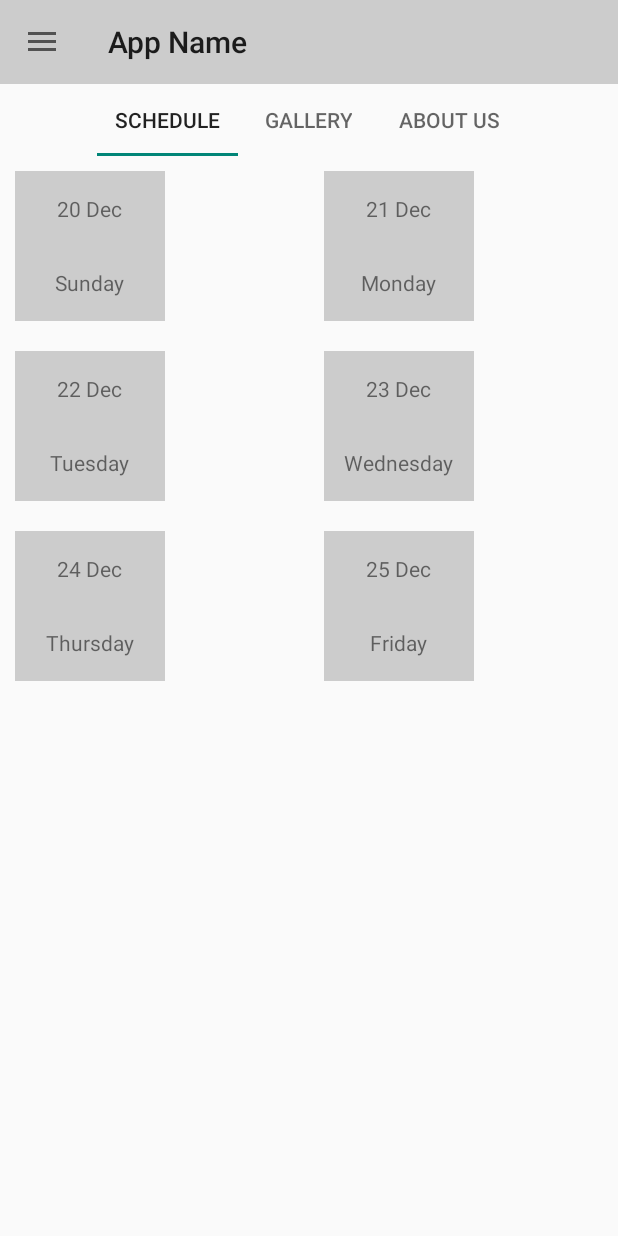
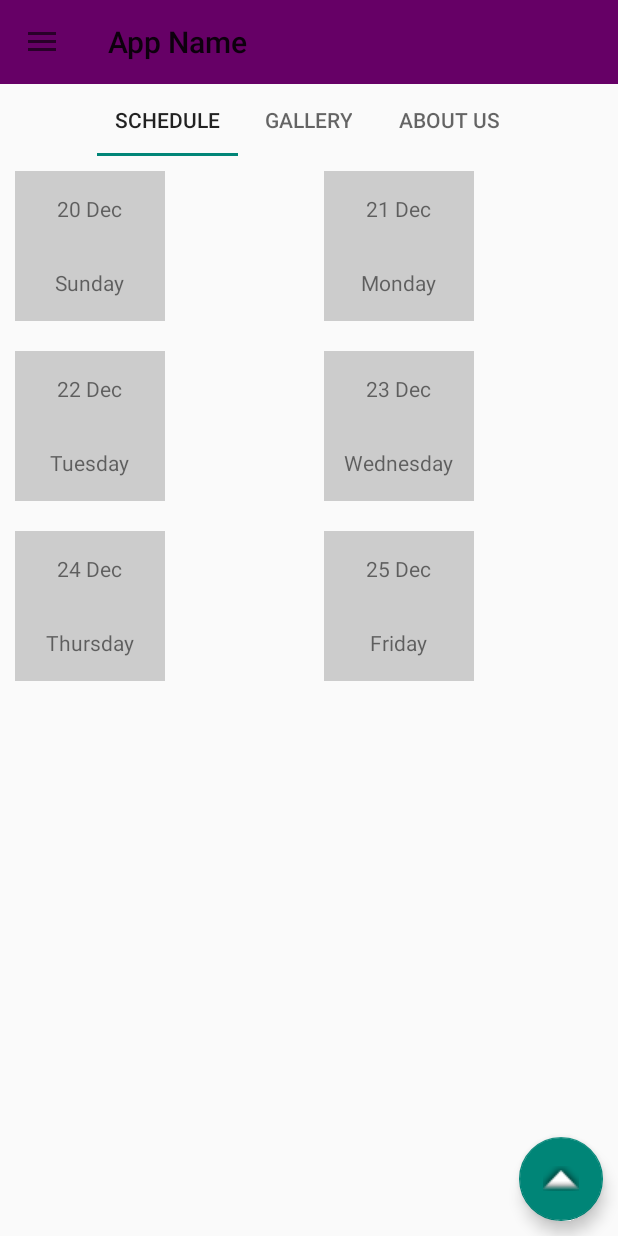
Before and after one commit to aspratyush/event-info-apps, an Android app: the screen it shows after launch (MainActivity), on a phone screen of 412 x 824 dp. Run offline under Robolectric (Android 15) with nearby library versions, the phone set to English and light mode, and no system bars.

Commit message:
added floating button

```diff
--- a/app/src/main/java/com/example/toshiba/mylogin/activity/MainActivity.java
+++ b/app/src/main/java/com/example/toshiba/mylogin/activity/MainActivity.java
@@ -1,6 +1,7 @@
 package com.example.toshiba.mylogin.activity;
 
 import android.os.Bundle;
+import android.support.design.widget.FloatingActionButton;
 import android.support.design.widget.TabLayout;
 import android.support.v4.app.Fragment;
 import android.support.v4.app.FragmentManager;
@@ -10,6 +11,8 @@ import android.support.v4.widget.DrawerLayout;
 import android.support.v7.app.ActionBarDrawerToggle;
 import android.support.v7.app.AppCompatActivity;
 import android.support.v7.widget.Toolbar;
+import android.view.View;
+import android.widget.Toast;
 
 import com.example.toshiba.mylogin.R;
 import com.example.toshiba.mylogin.fragment.FragAboutUs;
@@ -23,11 +26,12 @@ import java.util.List;
 public class MainActivity extends AppCompatActivity {
     private Toolbar toolbar;
     private DrawerLayout drawer;
-    private ActionBarDrawerToggle drawerToggle;
-
     private ViewPager viewPager;
     private TabLayout tabLayout;
     private MyAdapter adapter;
+    private FloatingActionButton btnFloating;
+
+
 
 
     @Override
@@ -47,9 +51,18 @@ public class MainActivity extends AppCompatActivity {
         drawer = (DrawerLayout) findViewById(R.id.drawer);
         tabLayout = (TabLayout) findViewById(R.id.tablayout);
         viewPager = (ViewPager) findViewById(R.id.pager);
+        btnFloating=(FloatingActionButton)findViewById(R.id.btnFloating);
+
         setSupportActionBar(toolbar);
         FragDrawerMenu fragDrawerMenu = (FragDrawerMenu) getSupportFragmentManager().findFragmentById(R.id.drawerMenu);
         fragDrawerMenu.setUp(drawer, toolbar);
+
+        btnFloating.setOnClickListener(new View.OnClickListener() {
+            @Override
+            public void onClick(View v) {
+                Toast.makeText(MainActivity.this,"Upload testing",Toast.LENGTH_SHORT).show();
+            }
+        });
 
 
     }
--- a/app/src/main/res/layout/activity_main.xml
+++ b/app/src/main/res/layout/activity_main.xml
@@ -1,5 +1,4 @@
-<LinearLayout
-    xmlns:android="http://schemas.android.com/apk/res/android"
+<LinearLayout xmlns:android="http://schemas.android.com/apk/res/android"
     xmlns:app="http://schemas.android.com/apk/res-auto"
     xmlns:tools="http://schemas.android.com/tools"
     android:layout_width="match_parent"
@@ -8,13 +7,14 @@
 
     >
 
-    <include
-        android:id="@+id/toolbar"
-        layout="@layout/app_bar"/>
-
 
     <android.support.v4.widget.DrawerLayout
         android:id="@+id/drawer"
+        android:layout_width="match_parent"
+        android:layout_height="match_parent"
+        android:fitsSystemWindows="true">
+
+        <RelativeLayout
             android:layout_width="match_parent"
             android:layout_height="match_parent">
 
@@ -22,24 +22,38 @@
                 android:id="@+id/mainContent"
                 android:layout_width="match_parent"
                 android:layout_height="match_parent"
-            android:orientation="vertical"
-            >
+                android:orientation="vertical">
+
+                <include
+                    android:id="@+id/toolbar"
+                    layout="@layout/app_bar" />
 
                 <android.support.design.widget.TabLayout
                     android:id="@+id/tablayout"
                     android:layout_width="match_parent"
-                android:layout_height="wrap_content"/>
+                    android:layout_height="wrap_content" />
+
                 <android.support.v4.view.ViewPager
                     android:id="@+id/pager"
-                android:layout_weight="1"
                     android:layout_width="match_parent"
-                android:layout_height="0dp"/>
+                    android:layout_height="0dp"
+                    android:layout_weight="1" />
 
-            <!-- <FrameLayout
-                 android:id="@+id/mainContent"
-                 android:layout_width="match_parent"
-                 android:layout_height="match_parent"/>-->
+
             </LinearLayout>
+
+            <android.support.design.widget.FloatingActionButton
+                android:id="@+id/btnFloating"
+                android:layout_width="wrap_content"
+                android:layout_height="wrap_content"
+                android:layout_alignParentBottom="true"
+                android:layout_alignParentRight="true"
+                android:layout_marginBottom="10dp"
+                android:layout_marginRight="10dp"
+                android:src="@android:drawable/arrow_up_float"
+                />
+
+        </RelativeLayout>
 
         <fragment
             android:id="@+id/drawerMenu"
@@ -48,7 +62,7 @@
             android:layout_height="match_parent"
             android:layout_gravity="start"
             app:layout="@layout/frag_drawer_menu"
-            tools:layout="@layout/frag_drawer_menu"/>
+            tools:layout="@layout/frag_drawer_menu" />
 
 
     </android.support.v4.widget.DrawerLayout>
--- a/app/src/main/res/layout/app_bar.xml
+++ b/app/src/main/res/layout/app_bar.xml
@@ -3,7 +3,7 @@
     xmlns:android="http://schemas.android.com/apk/res/android"
     android:layout_width="match_parent"
     android:layout_height="wrap_content"
-    android:background="#CCC"
+    android:background="#660066"
 
     >
 
```
Lines whose indentation alone changed are shown as unchanged.
